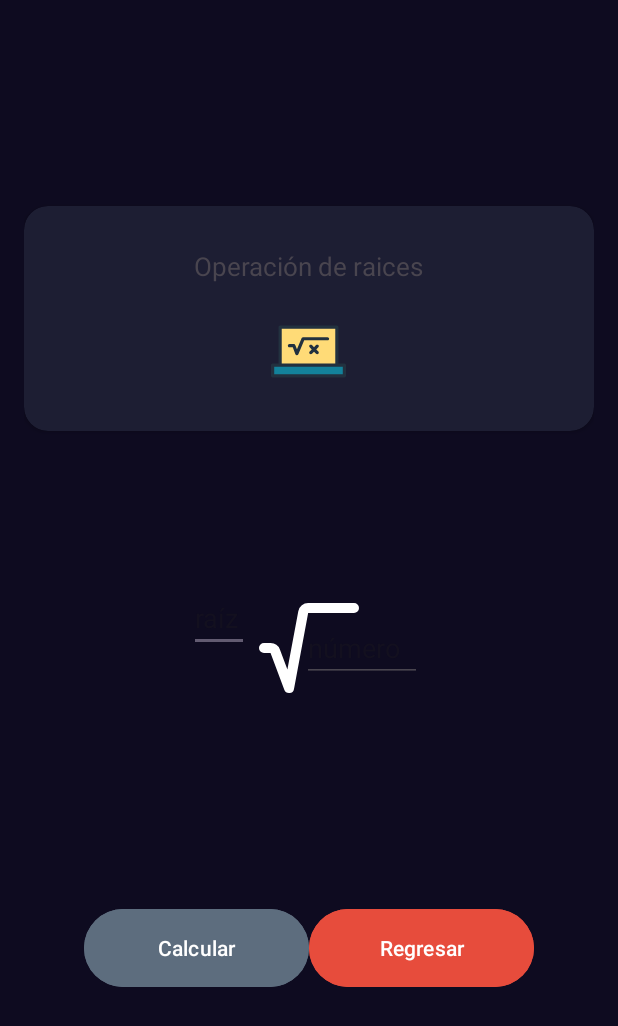
After one commit to BorisSant/AppAndroid, an Android app: the RaizActivity screen opened directly, with no data from a screen before it, on a phone screen of 412 x 824 dp. The commit adds this screen. Shown: the top 1026 px of the screen. Run offline under Robolectric (Android 15) with nearby library versions, the phone set to English and light mode, and no system bars.

Commit message:
Interfaz para raices

```diff
--- a/app/src/main/AndroidManifest.xml
+++ b/app/src/main/AndroidManifest.xml
@@ -12,6 +12,9 @@
         android:supportsRtl="true"
         android:theme="@style/Theme.Actividad1Boris"
         tools:targetApi="31">
+        <activity
+            android:name=".RaizActivity"
+            android:exported="false" />
         <activity
             android:name=".ResultadoExponencialActivity"
             android:exported="false" />
--- a/app/src/main/java/com/example/actividad1boris/MenuGeneralActivity.kt
+++ b/app/src/main/java/com/example/actividad1boris/MenuGeneralActivity.kt
@@ -40,7 +40,10 @@ class MenuGeneralActivity : AppCompatActivity() {
             Log.i("MENU --------- ","LANZAMOS EXPONENCIAL APP")
             navegarHaciaApp(ExponencialActivity::class.java)
         }
-
+        btnRaices.setOnClickListener {
+            Log.i("MENU --------- ","LANZAMOS RAICES APP")
+            navegarHaciaApp(RaizActivity::class.java)
+        }
 
         // hacia atrás
         btnRegresar.setOnClickListener {
--- /dev/null
+++ b/app/src/main/java/com/example/actividad1boris/RaizActivity.kt
@@ -0,0 +1,11 @@
+package com.example.actividad1boris
+
+import androidx.appcompat.app.AppCompatActivity
+import android.os.Bundle
+
+class RaizActivity : AppCompatActivity() {
+    override fun onCreate(savedInstanceState: Bundle?) {
+        super.onCreate(savedInstanceState)
+        setContentView(R.layout.activity_raiz)
+    }
+}
--- /dev/null
+++ b/app/src/main/res/drawable/ic_rai.xml
@@ -0,0 +1,21 @@
+<vector xmlns:android="http://schemas.android.com/apk/res/android"
+    android:width="351.16dp"
+    android:height="351.16dp"
+    android:viewportWidth="351.16"
+    android:viewportHeight="351.16">
+  <path
+      android:pathData="M42.72,61.53h265.73v178.19h-265.73z"
+      android:fillColor="#FFDB77"/>
+  <path
+      android:pathData="M7.5,239.72h336.16v49.91h-336.16z"
+      android:fillColor="#13829B"/>
+  <path
+      android:pathData="M343.66,232.22h-27.72V61.53c0,-4.14 -3.36,-7.5 -7.5,-7.5H42.72c-4.14,0 -7.5,3.36 -7.5,7.5V232.22H7.5c-4.14,0 -7.5,3.36 -7.5,7.5v49.91c0,4.14 3.36,7.5 7.5,7.5h336.16c4.14,0 7.5,-3.36 7.5,-7.5V239.72C351.16,235.58 347.81,232.22 343.66,232.22zM50.22,69.03h250.73V232.22H50.22V69.03zM336.16,282.13H15V247.22c4.79,0 318.21,0 321.16,0V282.13z"
+      android:fillColor="#22313F"/>
+  <path
+      android:pathData="M264.76,108.32H150.57c-3.02,0 -5.74,1.81 -6.91,4.59l-22.11,52.41l-7.48,-19.57c-1.11,-2.9 -3.9,-4.82 -7.01,-4.82H86.4c-4.14,0 -7.5,3.36 -7.5,7.5s3.36,7.5 7.5,7.5h15.5l12.3,32.18c2.4,6.3 11.28,6.48 13.92,0.24l27.43,-65.02h109.22c4.14,0 7.5,-3.36 7.5,-7.5C272.26,111.68 268.9,108.32 264.76,108.32z"
+      android:fillColor="#22313F"/>
+  <path
+      android:pathData="M221.68,145.59c-2.93,-2.93 -7.68,-2.93 -10.61,0l-9.66,9.66l-9.66,-9.66c-2.93,-2.93 -7.68,-2.93 -10.61,0c-2.93,2.93 -2.93,7.68 0,10.61l9.66,9.66l-9.66,9.66c-2.93,2.93 -2.93,7.68 0,10.61c2.93,2.93 7.68,2.93 10.61,0l9.66,-9.66l9.66,9.66c2.93,2.93 7.68,2.93 10.61,0c2.93,-2.93 2.93,-7.68 0,-10.61l-9.66,-9.66l9.66,-9.66C224.61,153.26 224.61,148.52 221.68,145.59z"
+      android:fillColor="#22313F"/>
+</vector>
--- /dev/null
+++ b/app/src/main/res/drawable/ic_raiz.xml
@@ -0,0 +1,9 @@
+<vector xmlns:android="http://schemas.android.com/apk/res/android"
+    android:width="800dp"
+    android:height="800dp"
+    android:viewportWidth="24"
+    android:viewportHeight="24">
+  <path
+      android:pathData="M8,21a1,1 0,0 1,-0.94 -0.65L4.31,13H3a1,1 0,0 1,0 -2H4.31a2,2 0,0 1,1.87 1.3l1.5,4L9.86,4.63a2,2 0,0 1,2 -1.63H21a1,1 0,0 1,0 2H11.83L9,20.18a1,1 0,0 1,-0.89 0.82Z"
+      android:fillColor="#000000"/>
+</vector>
--- /dev/null
+++ b/app/src/main/res/layout/activity_raiz.xml
@@ -0,0 +1,110 @@
+<?xml version="1.0" encoding="utf-8"?>
+<androidx.constraintlayout.widget.ConstraintLayout xmlns:android="http://schemas.android.com/apk/res/android"
+    xmlns:app="http://schemas.android.com/apk/res-auto"
+    xmlns:tools="http://schemas.android.com/tools"
+    android:layout_width="match_parent"
+    android:layout_height="match_parent"
+    android:background="@color/back_app"
+    android:paddingHorizontal="16dp"
+    android:paddingVertical="32dp"
+    tools:context=".RaizActivity">
+    <androidx.cardview.widget.CardView
+        android:id="@+id/cvDetalle"
+        android:layout_width="0dp"
+        android:layout_height="150dp"
+        app:layout_constraintStart_toStartOf="parent"
+        app:layout_constraintTop_toTopOf="parent"
+        app:layout_constraintEnd_toEndOf="parent"
+        app:layout_constraintBottom_toTopOf="@+id/ivSimbolo"
+        app:cardBackgroundColor="@color/detalle"
+        app:cardCornerRadius="16dp"
+        >
+        <LinearLayout
+            android:layout_width="match_parent"
+            android:layout_height="match_parent"
+            android:gravity="center"
+            android:orientation="vertical">
+            <TextView
+                android:layout_width="wrap_content"
+                android:layout_height="wrap_content"
+                android:textSize="17sp"
+                android:text="@string/titulo_raiz"
+                />
+
+            <ImageView
+                android:layout_width="50dp"
+                android:layout_height="50dp"
+                android:src="@drawable/ic_rai"
+                android:layout_marginTop="20dp"/>
+
+        </LinearLayout>
+    </androidx.cardview.widget.CardView>
+
+    <EditText
+        android:id="@+id/edtNumRaiz"
+        android:layout_width="40dp"
+        android:layout_height="wrap_content"
+        android:hint="@string/place_raiz"
+        android:maxLines="1"
+        android:textColor="@color/placeholder"
+        app:layout_constraintTop_toTopOf="parent"
+        app:layout_constraintBottom_toBottomOf="parent"
+        app:layout_constraintEnd_toStartOf="@+id/ivSimbolo"
+        />
+
+    <ImageView
+        android:id="@+id/ivSimbolo"
+        android:layout_width="80dp"
+        android:layout_height="80dp"
+        android:src="@drawable/ic_raiz"
+        android:layout_marginTop="40dp"
+        app:layout_constraintStart_toStartOf="parent"
+        app:layout_constraintBottom_toBottomOf="parent"
+        app:layout_constraintEnd_toEndOf="parent"
+        app:layout_constraintTop_toTopOf="parent"
+        app:tint="@color/white"/>
+
+    <EditText
+        android:id="@+id/edtValor"
+        android:layout_width="80dp"
+        android:layout_height="wrap_content"
+        android:hint="@string/valor_raiz"
+        android:maxLines="1"
+        android:textColor="@color/placeholder"
+        android:layout_marginTop="40dp"
+        android:layout_marginStart="70dp"
+        app:layout_constraintStart_toStartOf="parent"
+        app:layout_constraintEnd_toEndOf="parent"
+        app:layout_constraintTop_toTopOf="parent"
+        app:layout_constraintBottom_toBottomOf="parent"
+        />
+
+
+
+    <LinearLayout
+        android:layout_width="match_parent"
+        android:layout_height="wrap_content"
+        android:gravity="center"
+        android:orientation="horizontal"
+        app:layout_constraintBottom_toBottomOf="parent"
+        app:layout_constraintEnd_toEndOf="parent"
+        app:layout_constraintStart_toStartOf="parent"
+        app:layout_constraintTop_toBottomOf="@+id/ivSimbolo"
+        >
+        <Button
+            android:id="@+id/btnCalcular"
+            android:layout_width="150dp"
+            android:layout_height="60dp"
+            android:text="@string/calcular"
+
+            android:backgroundTint="@color/botones"/>
+        <Button
+            android:id="@+id/btnRegresar"
+            android:layout_width="150dp"
+            android:layout_height="60dp"
+            android:text="@string/atras"
+            android:backgroundTint="@color/boton_atras"
+            android:textColor="@color/textoBoton"/>
+    </LinearLayout>
+
+</androidx.constraintlayout.widget.ConstraintLayout>
--- a/app/src/main/res/values/strings.xml
+++ b/app/src/main/res/values/strings.xml
@@ -23,5 +23,10 @@
     <string name="resultado">....</string>
     <string name="operacion_text">Operación exitosa!</string>
 
+    <!--Raiz -->
+    <string name="titulo_raiz">Operación de raices</string>
+    <string name="place_raiz">raíz</string>
+    <string name="valor_raiz">número</string>
+
 
 </resources>
```
